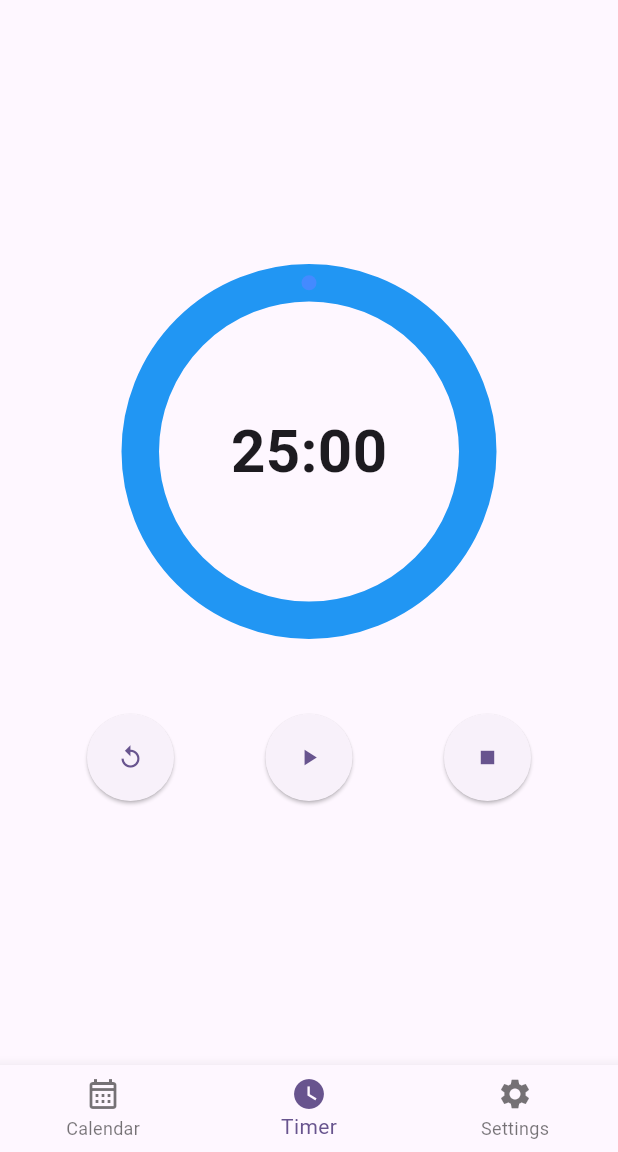
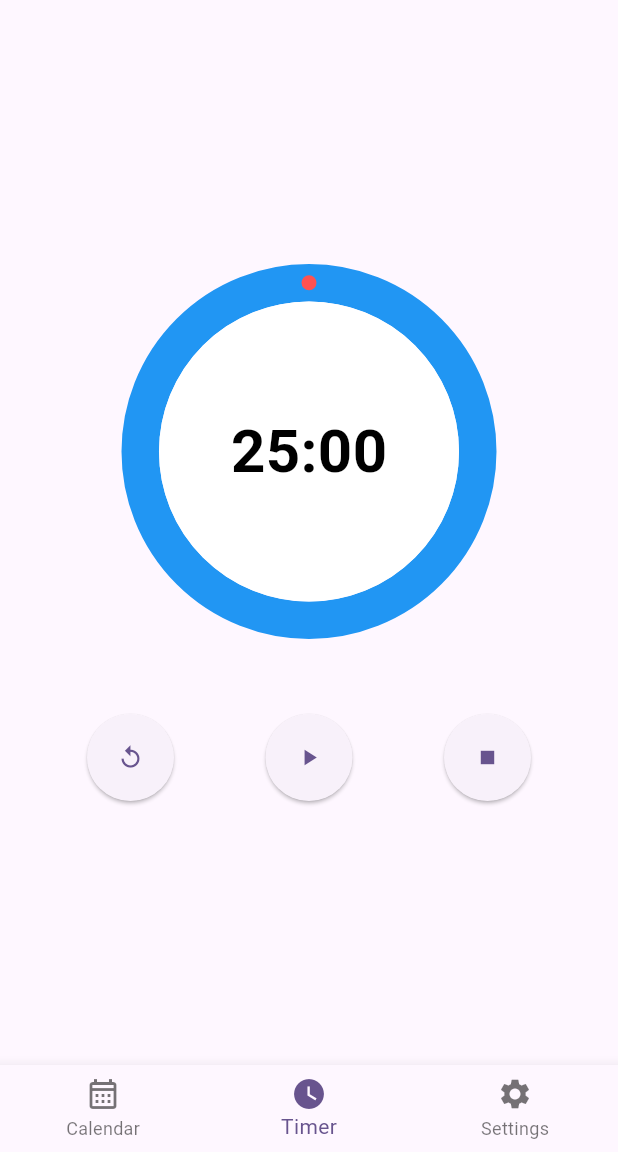
Before and after one commit to devpyc/oss_term_project, a Flutter app: the screen it shows after launch, on a phone screen of 412 x 824 dp, the part 84-1236 px from its top. Run offline on Flutter 3.47's test engine with Material 3 defaults, Android fonts, the phone set to English and light mode, and no system bars; drawn by our look-alikes of avatar_glow, sleek_circular_slider; our stand-ins replace flutter_local_notifications, shared_preferences, table_calendar, vibration.

Commit message:
타이머 효과 추가, 백그라운드 환경 설정, 푸시 알림 추가

```diff
--- a/lib/configuration.dart
+++ b/lib/configuration.dart
@@ -1,8 +1,17 @@
-// import 'package:flutter/material.dart';
+import 'package:flutter/material.dart';
 
 class StaticVariableSet {
-  // 타이머 기본값
-  static int timerTimework = 1500;
-  static int timerTimebreak = 300;
+  /// 집중 시간 (seconds)
+  static int timerTimeWork = 1500;
+  /// 휴식 시간 (seconds)
+  static int timerTimeBreak = 300;
+  /// 진동 세기 (ms)
+  static int vibrateStrength = 1000;
+  /// 집중 시간 타이머 색
+  static const Color myColorBlue = Colors.blue;
+  /// 휴식 시간 타이머 색
+  static const Color myColorGreen = Colors.green;
+  /// 타이머 색
+  static Color myTimerColor = myColorBlue;
   // static String b = "";
 }
--- a/lib/main.dart
+++ b/lib/main.dart
@@ -1,12 +1,49 @@
 import 'package:flutter/material.dart';
 import 'dart:async';
-import 'configuration.dart';
+import 'package:flutter/services.dart';
+// import 'package:flutter_local_notifications/flutter_local_notifications.dart';
+
+// import 'configuration.dart';
+import 'notification.dart';
+
 import 'calendarPage.dart';
 import 'timerPage.dart';
 import 'settingsPage.dart';
 import 'alarmPage.dart';
-import 'package:flutter/services.dart'; //다크모드
+
 final ValueNotifier<bool> isDarkModeNotifier = ValueNotifier(false); //다크모드
+
+StreamController<String> streamController = StreamController.broadcast();
+
+// @pragma('vm:entry-point')
+// void notificationTapBackground(NotificationResponse response) {
+//   // 백그라운드에서 알림 클릭 시 동작
+// }
+
+// final FlutterLocalNotificationsPlugin flutterLocalNotificationsPlugin =
+//     FlutterLocalNotificationsPlugin();
+
+// Future<void> initializeNotifications() async {
+//   const DarwinInitializationSettings initializationSettingsIOS = DarwinInitializationSettings();
+
+//   const InitializationSettings initializationSettings = InitializationSettings(
+//     iOS: initializationSettingsIOS,
+//   );
+
+//   await flutterLocalNotificationsPlugin.initialize(
+//     initializationSettings,
+//     onDidReceiveNotificationResponse: (NotificationResponse response) {
+//       // 알림 클릭 시 동작 정의
+//     },
+//     onDidReceiveBackgroundNotificationResponse: notificationTapBackground,
+//   );
+
+//   // 권한 요청 (iOS) 알림, 뱃지, 사운드
+//   await flutterLocalNotificationsPlugin
+//       .resolvePlatformSpecificImplementation<IOSFlutterLocalNotificationsPlugin>()
+//       ?.requestPermissions(alert: true, badge: true, sound: true);
+// }
+
 
 void main() {
   WidgetsFlutterBinding.ensureInitialized();
@@ -14,6 +51,8 @@ void main() {
   SystemChrome.setPreferredOrientations([
     DeviceOrientation.portraitUp
   ]);
+
+  FlutterLocalNotification.onBackgroundNotificationResponse();
 
   runApp(const MyApp());
 }
@@ -64,23 +103,6 @@ class _MyHomePageState extends State<MyHomePage> {
   final GlobalKey<ScaffoldState> _scaffoldKey = GlobalKey<ScaffoldState>();
   var _index = 1;
 
-  int timercho = 0;
-  late Timer _timer;
-
-  void startTimer() {
-    _timer = Timer.periodic(Duration(seconds: 1), (timer) {
-      if (timercho == 0) {
-        setState(() {
-          timer.cancel();
-        });
-      } else {
-        setState(() {
-          timercho--;
-        });
-      }
-    });
-  }
-
   List<Widget> _pages = [
     CalendarPage(),
     TimerPage(),
@@ -89,14 +111,18 @@ class _MyHomePageState extends State<MyHomePage> {
 
   @override
   void initState() {
+    FlutterLocalNotification.init();
+    Future.delayed(
+      const Duration(seconds: 3),
+      FlutterLocalNotification.requestNotificationPermission()
+    );
     super.initState();
-    startTimer();
   }
 
   @override
   void dispose() {
+    streamController.close();
     super.dispose();
-    _timer.cancel();
   }
 
   @override
@@ -125,8 +151,8 @@ class _MyHomePageState extends State<MyHomePage> {
       ),
       body: _pages[_index],
       // floatingActionButton: FloatingActionButton(
-      //   onPressed: _incrementCounter,
-      //   tooltip: 'Increment',
+      //   onPressed: FlutterLocalNotification.showNotification,
+      //   tooltip: '알람test',
       //   child: const Icon(Icons.add),
       // ),
       bottomNavigationBar: BottomNavigationBar(
@@ -136,7 +162,6 @@ class _MyHomePageState extends State<MyHomePage> {
         onTap: (value) {
           setState(() {
             _index = value;
-            // print(_index);
           });
         },
         items: [
--- /dev/null
+++ b/lib/notification.dart
@@ -0,0 +1,98 @@
+import 'package:flutter_local_notifications/flutter_local_notifications.dart';
+import 'main.dart';
+
+// 안드로이드 관련 설정은 주석 처리 (어차피 안드로이드 권한 파일도 수정하지 않았음)
+
+final FlutterLocalNotificationsPlugin flutterLocalNotificationsPlugin = FlutterLocalNotificationsPlugin();
+
+@pragma('vm:entry-point')
+void notificationTapBackground(NotificationResponse response) {
+  // 백그라운드에서 알림 클릭 시 동작
+}
+
+class FlutterLocalNotification {
+  FlutterLocalNotification._();
+
+  static init() async {
+    // AndroidInitializationSettings androidInitializationSettings = const AndroidInitializationSettings('mipmap/ic_launcher');
+
+    DarwinInitializationSettings iosInitializationSettings = const DarwinInitializationSettings(
+      requestAlertPermission: true,
+      requestBadgePermission: true,
+      requestSoundPermission: true,
+    );
+
+    InitializationSettings initializationSettings = InitializationSettings(
+      // android: androidInitializationSettings,
+      iOS: iosInitializationSettings,
+    );
+
+    await flutterLocalNotificationsPlugin.initialize(
+      initializationSettings,
+      // onDidReceiveNotificationResponse: onDidReceiveNotificationResponse,
+      onDidReceiveNotificationResponse: (NotificationResponse response) {
+        // 알릭 시 동작 정의
+      },
+      onDidReceiveBackgroundNotificationResponse: notificationTapBackground,
+    );
+  }
+
+  static requestNotificationPermission() {
+    flutterLocalNotificationsPlugin
+      .resolvePlatformSpecificImplementation<IOSFlutterLocalNotificationsPlugin>()
+      ?.requestPermissions(
+        alert: true,
+        badge: true,
+        sound: true,
+      );
+  }
+
+  static Future<void> showNotification() async {
+    // const AndroidNotificationDetails androidNotificationDetails = AndroidNotificationDetails(
+    //   'channel id',
+    //   'channel name',
+    //   channelDescription: 'channel description',
+    //   importance: Importance.max,
+    //   priority: Priority.max,
+    //   showWhen: false
+    // );
+
+    const NotificationDetails notificationDetails = NotificationDetails(
+      // android: androidNotificationDetails,
+      // iOS: DarwinNotificationDetails(badgeNumber: 1, sound: '')
+      iOS: DarwinNotificationDetails()
+    );
+
+    await flutterLocalNotificationsPlugin.show(
+      0,
+      '알림',
+      '휴식 시간이 종료되었습니다. 다시 집중하세요!',
+      notificationDetails,
+      payload: "HELLOWORLD"
+    );
+  }
+
+  //! Foreground 상태(앱이 열린 상태에서 받은 경우)
+  static void onDidReceiveNotificationResponse(
+      NotificationResponse notificationResponse) async {
+    //! Payload(전송 데이터)를 Stream에 추가합니다.
+    final String payload = notificationResponse.payload ?? "";
+    if (notificationResponse.payload != null || notificationResponse.payload!.isNotEmpty) {
+      print('FOREGROUND PAYLOAD: $payload');
+      streamController.add(payload);
+    }
+  }
+
+  //! Background 상태(앱이 닫힌 상태에서 받은 경우)
+  static void onBackgroundNotificationResponse() async {
+    final NotificationAppLaunchDetails? notificationAppLaunchDetails =
+        await flutterLocalNotificationsPlugin.getNotificationAppLaunchDetails();
+    //! 앱이 Notification을 통해서 열린 경우라면 Payload(전송 데이터)를 Stream에 추가합니다.
+    if (notificationAppLaunchDetails?.didNotificationLaunchApp ?? false) {
+      String payload =
+          notificationAppLaunchDetails!.notificationResponse?.payload ?? "";
+      print("BACKGROUND PAYLOAD: $payload");
+      streamController.add(payload);
+    }
+  }
+}
--- a/lib/timerPage.dart
+++ b/lib/timerPage.dart
@@ -1,9 +1,12 @@
 import 'package:flutter/material.dart';
+import 'dart:ui';
 import 'package:sleek_circular_slider/sleek_circular_slider.dart';
 import 'package:vibration/vibration.dart';
 // import 'package:vibration/vibration_presets.dart';
+import 'package:avatar_glow/avatar_glow.dart';
 
 import 'configuration.dart';
+import 'notification.dart';
 
 class TimerPage extends StatefulWidget {
 
@@ -12,8 +15,8 @@ class TimerPage extends StatefulWidget {
 }
 
 class _TimerPageState extends State<TimerPage> with SingleTickerProviderStateMixin {
-  static int workTimerSeconds = StaticVariableSet.timerTimework;
-  static int breakTimerSeconds = StaticVariableSet.timerTimebreak;
+  static int workTimerSeconds = StaticVariableSet.timerTimeWork;
+  static int breakTimerSeconds = StaticVariableSet.timerTimeBreak;
 
   late AnimationController _controller;
   int _currentTimerSeconds = workTimerSeconds;
@@ -22,13 +25,12 @@ class _TimerPageState extends State<TimerPage> with SingleTickerProviderStateMix
   bool get isRunning => _controller.isAnimating && _controller.value > 0;
 
   String get timerText {
-    int seconds = (_currentTimerSeconds * _controller.value).floor();
+    int seconds = (_currentTimerSeconds * _controller.value).round();
     if (seconds < 0) seconds = 0;
     final mm = (seconds ~/ 60).toString().padLeft(2, '0');
     final ss = (seconds % 60).toString().padLeft(2, '0');
     return '$mm:$ss';
   }
-
 
   @override
   void initState() {
@@ -41,25 +43,34 @@ class _TimerPageState extends State<TimerPage> with SingleTickerProviderStateMix
     _controller.addListener(() {
       setState(() {});
     });
-    _controller.addStatusListener((status) {
+    _controller.addStatusListener((status) async {
       if (status == AnimationStatus.dismissed) {
-        ScaffoldMessenger.of(context).showSnackBar(
-          SnackBar(
-            content: Text('타이머 종료')
-          )
-        );
+        // 첫 번째, 두 번째 타이머 종료
+        Vibration.vibrate(duration: 1000);
         if (_currentTimerIndex == 1) {
-          // 첫 번째 타이머가 끝나면 두 번째 타이머로 전환
-          // 첫 번째 타이머 종료
+          // 첫 번째 타이머 종료: 팝업창 출력, 확인 클릭하면 두 번째 타이머 시작
+          await showDialog(
+            context: context,
+            barrierDismissible: false,
+            builder: (context) => CountdownDialog(
+              onConfirm: () {
                 setState(() {
                   _currentTimerIndex = 2;
                   _currentTimerSeconds = breakTimerSeconds;
                   _controller.duration = Duration(seconds: breakTimerSeconds);
                   _controller.value = 1.0;
+                  StaticVariableSet.myTimerColor = StaticVariableSet.myColorGreen;
                 });
-          _controller.reverse(from: 1.0); // 두 번째 타이머 자동 시작
+                _controller.reverse(from: 1.0); // 두 번째 타이머 시작
+              },
+              onTimeout: () {
+                reset(); // 10초 내에 확인을 누르지 않으면 reset
+              },
+            ),
+          );
         } else if (_currentTimerIndex == 2) {
           // 두 번째 타이머 종료
+          FlutterLocalNotification.showNotification();
           reset();
         }
       }
@@ -86,6 +97,7 @@ class _TimerPageState extends State<TimerPage> with SingleTickerProviderStateMix
       _currentTimerSeconds = workTimerSeconds;
       _controller.duration = Duration(seconds: workTimerSeconds);
       _controller.value = 1.0;
+      StaticVariableSet.myTimerColor = StaticVariableSet.myColorBlue;
     });
   }
 
@@ -108,6 +120,7 @@ class _TimerPageState extends State<TimerPage> with SingleTickerProviderStateMix
         child: Column(
           mainAxisAlignment: MainAxisAlignment.center,
           children: [
+            // 타이머
             SleekCircularSlider(
               min: 0,
               max: _currentTimerSeconds.toDouble(),
@@ -121,30 +134,47 @@ class _TimerPageState extends State<TimerPage> with SingleTickerProviderStateMix
                 startAngle: 270,
                 angleRange: 360,
                 customColors: CustomSliderColors(
-                  progressBarColor: Colors.blue,
+                  progressBarColor: StaticVariableSet.myTimerColor,
                   trackColor: Colors.grey[300]!,
-                  dotColor: Colors.blueAccent,
-                ),
-                infoProperties: InfoProperties(
-                  mainLabelStyle: TextStyle(fontSize: 48, fontWeight: FontWeight.bold),
-                  modifier: (double value) {
-                    int seconds = value.ceil();
-                    String mm = (seconds ~/ 60).toString().padLeft(2, '0');
-                    String ss = (seconds % 60).toString().padLeft(2, '0');
-                    return '$mm:$ss';
-                  },
+                  dotColor: Colors.redAccent,
                 ),
               ),
               innerWidget: (double value) {
-                int seconds = value.ceil();
+                int seconds = (_currentTimerSeconds * _controller.value).round();
+                if (seconds < 0) seconds = 0;
                 String mm = (seconds ~/ 60).toString().padLeft(2, '0');
                 String ss = (seconds % 60).toString().padLeft(2, '0');
-                return Center(
-                  child: Text('$mm:$ss', style: TextStyle(fontSize: 40, fontWeight: FontWeight.bold)),
+                return Stack(
+                  alignment: Alignment.center,
+                  children: [
+                    AvatarGlow(
+                      // startDelay: const Duration(milliseconds: 2000),
+                      duration: Duration(milliseconds: 1500),
+                      repeat: true,
+                      glowColor: StaticVariableSet.myTimerColor,
+                      glowShape: BoxShape.circle,
+                      animate: isRunning,
+                      curve: Curves.fastOutSlowIn,
+                      glowRadiusFactor: 0.3,
+                      glowCount: 3,
+                      child: CircleAvatar(
+                        backgroundColor: Colors.white,
+                        child: Text(""),
+                        radius: 100.0,
+                      )
+                    ),
+                    Center(
+                      child: Text(
+                        '$mm:$ss',
+                        style: TextStyle(fontSize: 40, fontWeight: FontWeight.bold, color: Colors.black),
+                      ),
+                    ),
+                  ],
                 );
               },
             ),
             SizedBox(height: 50),
+            // 버튼 초기화, 재생 및 일시정지, 중지
             Row(
               mainAxisAlignment: MainAxisAlignment.spaceEvenly,
               crossAxisAlignment: CrossAxisAlignment.center,
@@ -188,3 +218,73 @@ class _TimerPageState extends State<TimerPage> with SingleTickerProviderStateMix
     );
   }
 }
+
+// 팝업창 출력
+class CountdownDialog extends StatefulWidget {
+  final VoidCallback onConfirm;
+  final VoidCallback onTimeout; // 추가
+
+  const CountdownDialog({
+    Key? key,
+    required this.onConfirm,
+    required this.onTimeout,
+  }) : super(key: key);
+
+  @override
+  State<CountdownDialog> createState() => _CountdownDialogState();
+}
+
+class _CountdownDialogState extends State<CountdownDialog> with SingleTickerProviderStateMixin {
+  late AnimationController _controller;
+  bool _confirmed = false;
+
+  @override
+  void initState() {
+    super.initState();
+    _controller = AnimationController(
+      vsync: this,
+      duration: Duration(seconds: 10),
+    );
+    if (_controller.value == 0.0) {
+      _controller.forward();
+    }
+    _controller.addListener(() {
+      setState(() {});
+    });
+    _controller.addStatusListener((status) {
+      if (status == AnimationStatus.completed && !_confirmed) {
+        Navigator.of(context, rootNavigator: true).pop();
+        widget.onTimeout(); // 10초 경과시 콜백 실행
+      }
+    });
+  }
+
+  @override
+  void dispose() {
+    _controller.dispose();
+    super.dispose();
+  }
+
+  int get secondsLeft {
+    int left = 10 - (_controller.value * 10).floor();
+    return left > 0 ? left : 0;
+  }
+
+  @override
+  Widget build(BuildContext context) {
+    return AlertDialog(
+      title: Text('알림'),
+      content: Text('10초 내에 확인을 누르세요!\n남은 시간: $secondsLeft초'),
+      actions: [
+        TextButton(
+          onPressed: () {
+            _confirmed = true;
+            Navigator.of(context, rootNavigator: true).pop();
+            widget.onConfirm();
+          },
+          child: Text('확인'),
+        ),
+      ],
+    );
+  }
+}
--- a/pubspec.yaml
+++ b/pubspec.yaml
@@ -39,6 +39,8 @@ dependencies:
   sleek_circular_slider: ^2.0.1
   vibration: ^3.1.3
   shared_preferences: ^2.5.3
+  avatar_glow: ^3.0.1
+  flutter_local_notifications: ^18.0.0
 
 dev_dependencies:
   flutter_test:
```
Also changed, not shown: pubspec.lock, 3 other files. Lines whose indentation alone changed are shown as unchanged.
